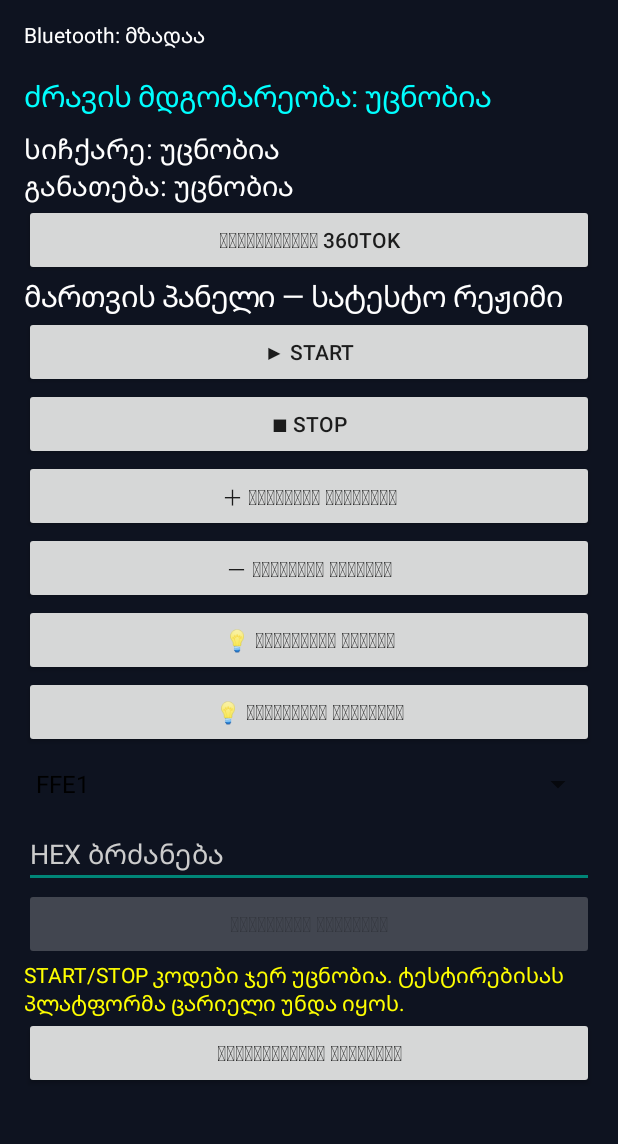
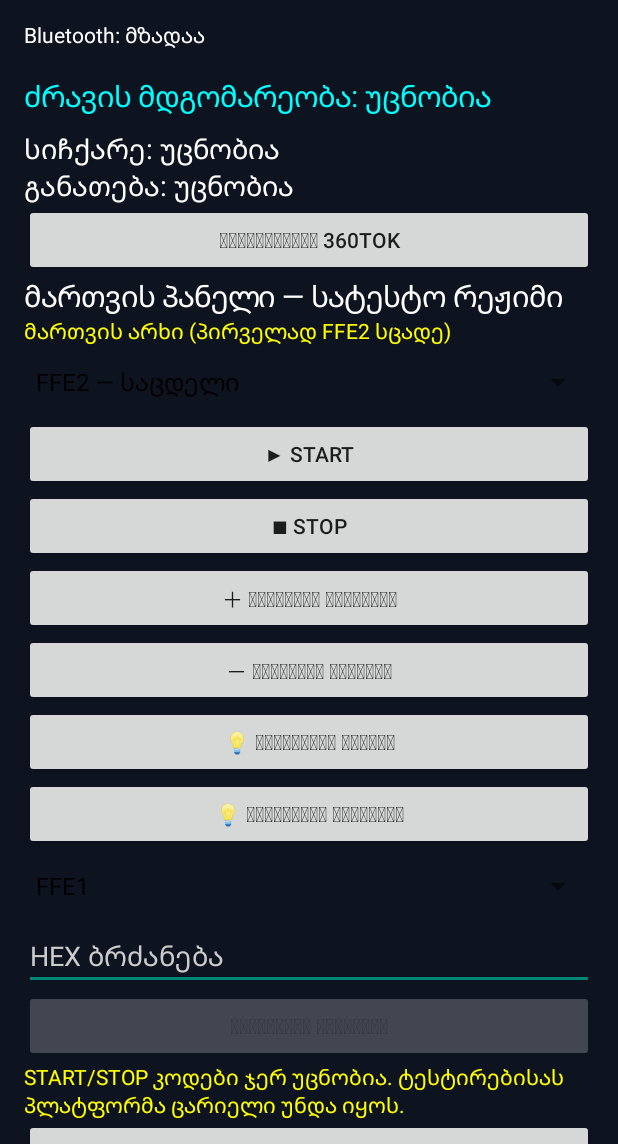
Before and after one commit to ssinauridzee/MOMENTO360Test, an Android app: the screen it shows after launch (MainActivity), on a phone screen of 412 x 824 dp, the part 92-1236 px from its top. Run offline under Robolectric (Android 15) with nearby library versions, the light colour scheme and no system bars.

Commit message:
Add selectable FFE2 control channel and visible BLE send feedback

```diff
--- a/app/src/main/java/ge/momento/test360/MainActivity.java
+++ b/app/src/main/java/ge/momento/test360/MainActivity.java
@@ -22,7 +22,7 @@ public class MainActivity extends Activity {
     private TextView status, log, motorStatus, speedStatus, lightStatus;
     private Button connectButton, sendButton;
     private EditText command;
-    private Spinner channel;
+    private Spinner channel, controlChannel;
     private boolean scanning = false;
     private int observedMotor = -1, observedLights = -1, observedSpeed = -1;
     private String lastPacket = "";
@@ -79,6 +79,13 @@ public class MainActivity extends Activity {
         LinearLayout controls = new LinearLayout(this);
         controls.setOrientation(LinearLayout.VERTICAL);
         root.addView(controls);
+        TextView hint = new TextView(this);
+        hint.setText("მართვის არხი (პირველად FFE2 სცადე)");
+        hint.setTextColor(Color.YELLOW);
+        controls.addView(hint);
+        controlChannel = new Spinner(this);
+        controlChannel.setAdapter(new ArrayAdapter<String>(this,android.R.layout.simple_spinner_dropdown_item,new String[]{"FFE2 — საცდელი","FFE1 — საცდელი"}));
+        controls.addView(controlChannel);
         addControl(controls,"▶ START",0,1);
         addControl(controls,"■ STOP",0,0);
         addControl(controls,"＋ სიჩქარის მომატება",1,1);
@@ -141,6 +148,7 @@ public class MainActivity extends Activity {
             if (action == 0) motor = value;
             if (action == 1) speed = Math.max(0,Math.min(255,speed+value));
             if (action == 3) lights = value;
+            append("TEST channel=" + (controlChannel.getSelectedItemPosition()==0 ? "FFE2" : "FFE1"));
             byte[] data = new byte[]{0x11,0x22,(byte)motor,(byte)lights,(byte)speed,0,0,0,1,0,(byte)0xff,0,0};
             int sum=0;
             for (int i=0;i<12;i++) sum=(sum+(data[i]&255))&255;
@@ -148,9 +156,9 @@ public class MainActivity extends Activity {
             final byte[] candidate = data;
             new AlertDialog.Builder(this)
                 .setTitle("ექსპერიმენტული მართვის ტესტი")
-                .setMessage("ეს არის სტატუსის პაკეტიდან შედგენილი ჰიპოთეზური ბრძანება და შეიძლება არ იმუშაოს. პლატფორმა აუცილებლად ცარიელი უნდა იყოს. გაუგზავნო FFE1 არხზე?\n\n"+toHex(candidate))
+                .setMessage("ეს არის სტატუსის პაკეტიდან შედგენილი ჰიპოთეზური ბრძანება და შეიძლება არ იმუშაოს. პლატფორმა აუცილებლად ცარიელი უნდა იყოს. გაუგზავნო არჩეულ BLE არხზე?\n\n"+toHex(candidate))
                 .setNegativeButton("გაუქმება",null)
-                .setPositiveButton("ერთჯერადი ტესტი",(d,w)->sendTo(candidate,ffe1))
+                .setPositiveButton("ერთჯერადი ტესტი",(d,w)->sendTo(candidate,controlChannel.getSelectedItemPosition()==0?ffe2:ffe1))
                 .show();
         });
     }
@@ -340,7 +348,9 @@ public class MainActivity extends Activity {
             BluetoothGattCharacteristic.WRITE_TYPE_DEFAULT :
             BluetoothGattCharacteristic.WRITE_TYPE_NO_RESPONSE);
         c.setValue(data);
-        append("SEND " + id + " : " + toHex(data) + " queued=" + gatt.writeCharacteristic(c));
+        boolean queued = gatt.writeCharacteristic(c);
+        append("SEND " + id + " : " + toHex(data) + " queued=" + queued);
+        runOnUiThread(() -> Toast.makeText(this,queued ? "BLE ბრძანება გაგზავნილია (შესრულება უცნობია)" : "BLE გაგზავნა ვერ მოხერხდა",Toast.LENGTH_LONG).show());
     }
 
     private String toHex(byte[] bytes) {
```
